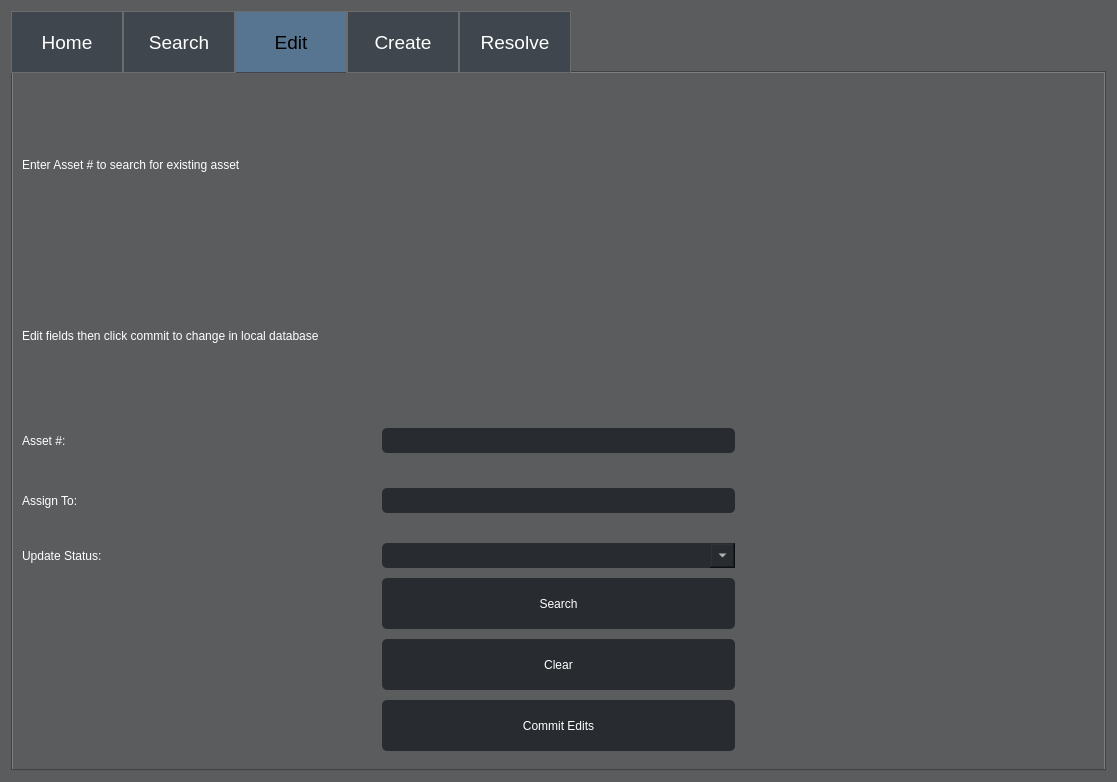
Capstone-RFID/Code, file ui/Admin_Level2_Access.ui: the form before one commit.
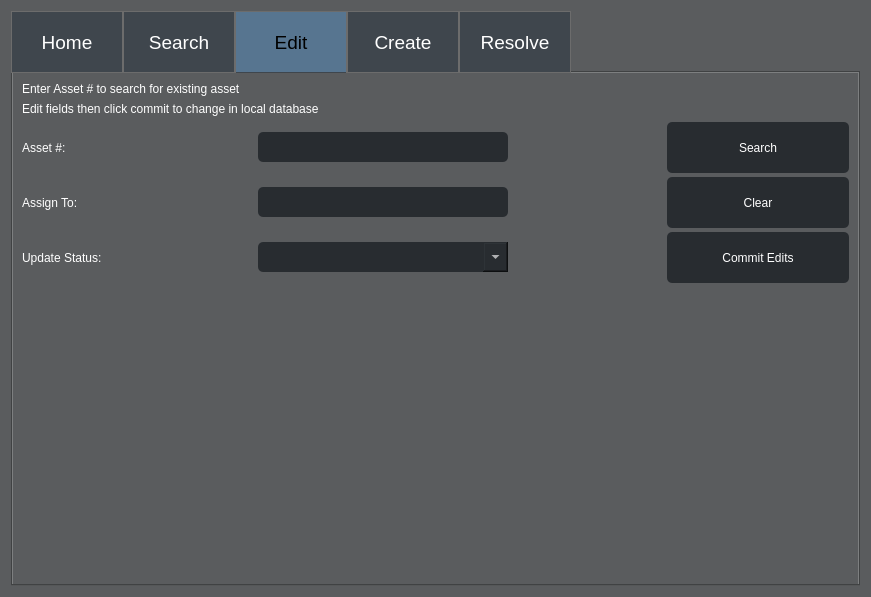
The form after the commit. The open tabs and pages were chosen to show the change.

```diff
--- a/ui/Admin_Level2_Access.ui
+++ b/ui/Admin_Level2_Access.ui
@@ -6,8 +6,8 @@
    <rect>
     <x>0</x>
     <y>0</y>
-    <width>1117</width>
-    <height>782</height>
+    <width>871</width>
+    <height>597</height>
    </rect>
   </property>
   <property name="windowTitle">
@@ -997,15 +997,15 @@
       <attribute name="title">
        <string>Edit</string>
       </attribute>
-      <layout class="QVBoxLayout" name="verticalLayout_9">
-       <item>
         <layout class="QVBoxLayout" name="verticalLayout_5">
          <item>
-          <layout class="QHBoxLayout" name="horizontalLayout_5">
-           <item>
-            <layout class="QVBoxLayout" name="verticalLayout_7">
-             <item>
               <widget class="QLabel" name="Edit_Prompt1_Label">
+         <property name="maximumSize">
+          <size>
+           <width>16777215</width>
+           <height>50</height>
+          </size>
+         </property>
                <property name="styleSheet">
                 <string notr="true">color: rgb(255, 255, 255);
 font: Bold 14pt &quot;MS Shell Dlg 2&quot;;</string>
@@ -1017,6 +1017,12 @@
              </item>
              <item>
               <widget class="QLabel" name="Edit_Prompt2_Label">
+         <property name="maximumSize">
+          <size>
+           <width>16777215</width>
+           <height>50</height>
+          </size>
+         </property>
                <property name="styleSheet">
                 <string notr="true">color: rgb(255, 255, 255);
 font: Bold 14pt &quot;MS Shell Dlg 2&quot;;</string>
@@ -1026,140 +1032,28 @@
                </property>
               </widget>
              </item>
-            </layout>
-           </item>
            <item>
-            <spacer name="horizontalSpacer_22">
-             <property name="orientation">
-              <enum>Qt::Horizontal</enum>
-             </property>
-             <property name="sizeHint" stdset="0">
-              <size>
-               <width>298</width>
-               <height>20</height>
-              </size>
-             </property>
-            </spacer>
-           </item>
-          </layout>
-         </item>
-         <item>
-          <layout class="QGridLayout" name="gridLayout_4">
-           <item row="0" column="0">
-            <layout class="QGridLayout" name="gridLayout_3">
-             <item row="0" column="0" rowspan="2">
-              <layout class="QGridLayout" name="gridLayout_2">
-               <item row="1" column="0">
-                <spacer name="horizontalSpacer_4">
-                 <property name="orientation">
-                  <enum>Qt::Horizontal</enum>
-                 </property>
-                 <property name="sizeHint" stdset="0">
-                  <size>
-                   <width>40</width>
-                   <height>25</height>
-                  </size>
-                 </property>
-                </spacer>
-               </item>
-               <item row="1" column="2">
-                <spacer name="horizontalSpacer_5">
-                 <property name="orientation">
-                  <enum>Qt::Horizontal</enum>
-                 </property>
-                 <property name="sizeHint" stdset="0">
-                  <size>
-                   <width>40</width>
-                   <height>25</height>
-                  </size>
-                 </property>
-                </spacer>
-               </item>
-               <item row="4" column="0">
-                <widget class="QLabel" name="Edit_Update_Status_Label">
+        <layout class="QGridLayout" name="gridLayout_2" rowstretch="0,0,0,0,0,0,0,0,0,0,0">
+         <property name="spacing">
+          <number>4</number>
+         </property>
+         <item row="2" column="3">
+          <widget class="QLabel" name="Edit_UI_Message_Prompt">
                  <property name="styleSheet">
                   <string notr="true">color: rgb(255, 255, 255);
-font: 12pt &quot;MS Shell Dlg 2&quot;;</string>
-                 </property>
-                 <property name="text">
-                  <string>Update Status:</string>
-                 </property>
-                </widget>
-               </item>
-               <item row="0" column="0">
-                <widget class="QLabel" name="Edit_Asset_Label">
-                 <property name="styleSheet">
-                  <string notr="true">color: rgb(255, 255, 255);
-font: 12pt &quot;MS Shell Dlg 2&quot;;</string>
-                 </property>
-                 <property name="text">
-                  <string>Asset #:</string>
-                 </property>
-                </widget>
-               </item>
-               <item row="3" column="2">
-                <spacer name="horizontalSpacer_15">
-                 <property name="orientation">
-                  <enum>Qt::Horizontal</enum>
-                 </property>
-                 <property name="sizeHint" stdset="0">
-                  <size>
-                   <width>40</width>
-                   <height>20</height>
-                  </size>
-                 </property>
-                </spacer>
-               </item>
-               <item row="3" column="0">
-                <spacer name="horizontalSpacer_14">
-                 <property name="orientation">
-                  <enum>Qt::Horizontal</enum>
-                 </property>
-                 <property name="sizeHint" stdset="0">
-                  <size>
-                   <width>40</width>
-                   <height>20</height>
-                  </size>
-                 </property>
-                </spacer>
-               </item>
-               <item row="5" column="0">
-                <spacer name="horizontalSpacer_16">
-                 <property name="orientation">
-                  <enum>Qt::Horizontal</enum>
-                 </property>
-                 <property name="sizeHint" stdset="0">
-                  <size>
-                   <width>40</width>
-                   <height>20</height>
-                  </size>
-                 </property>
-                </spacer>
-               </item>
-               <item row="0" column="2">
-                <widget class="QLineEdit" name="Edit_Asset_Field">
-                 <property name="minimumSize">
-                  <size>
-                   <width>0</width>
-                   <height>25</height>
-                  </size>
-                 </property>
-                 <property name="styleSheet">
-                  <string notr="true">color: rgb(255, 255, 255);
-background-color: #282c30;
-font: 12pt &quot;MS Shell Dlg 2&quot;;</string>
+font: 14pt &quot;MS Shell Dlg 2&quot;;</string>
                  </property>
                  <property name="text">
                   <string/>
                  </property>
                 </widget>
                </item>
-               <item row="4" column="2">
+         <item row="2" column="2">
                 <widget class="QComboBox" name="Edit_Update_Status_Dropdown">
                  <property name="minimumSize">
                   <size>
-                   <width>0</width>
-                   <height>25</height>
+             <width>250</width>
+             <height>30</height>
                   </size>
                  </property>
                  <property name="styleSheet">
@@ -1212,12 +1106,12 @@
                  </item>
                 </widget>
                </item>
-               <item row="2" column="2">
-                <widget class="QLineEdit" name="Edit_AssignTo_Field">
+         <item row="0" column="2">
+          <widget class="QLineEdit" name="Edit_Asset_Field">
                  <property name="minimumSize">
                   <size>
-                   <width>0</width>
-                   <height>25</height>
+             <width>250</width>
+             <height>30</height>
                   </size>
                  </property>
                  <property name="styleSheet">
@@ -1225,9 +1119,25 @@
 background-color: #282c30;
 font: 12pt &quot;MS Shell Dlg 2&quot;;</string>
                  </property>
-                </widget>
-               </item>
-               <item row="2" column="0">
+           <property name="text">
+            <string/>
+           </property>
+          </widget>
+         </item>
+         <item row="0" column="3">
+          <spacer name="horizontalSpacer_16">
+           <property name="orientation">
+            <enum>Qt::Horizontal</enum>
+           </property>
+           <property name="sizeHint" stdset="0">
+            <size>
+             <width>40</width>
+             <height>20</height>
+            </size>
+           </property>
+          </spacer>
+         </item>
+         <item row="1" column="0">
                 <widget class="QLabel" name="Edit_Assign_To_Label">
                  <property name="styleSheet">
                   <string notr="true">color: rgb(255, 255, 255);
@@ -1238,37 +1148,33 @@
                  </property>
                 </widget>
                </item>
-               <item row="5" column="2">
-                <widget class="QPushButton" name="Edit_Search_Button">
+         <item row="1" column="2">
+          <widget class="QLineEdit" name="Edit_AssignTo_Field">
                  <property name="minimumSize">
                   <size>
-                   <width>182</width>
-                   <height>51</height>
+             <width>250</width>
+             <height>30</height>
                   </size>
                  </property>
                  <property name="styleSheet">
-                  <string notr="true">QPushButton#Edit_Search_Button {
+            <string notr="true">color: rgb(255, 255, 255);
 background-color: #282c30;
-color: rgb(255, 255, 255);
-border-style: outset;
-font: 14pt &quot;MS Shell Dlg 2&quot;;
-min-width: 10em;
-padding: 6px;
-}
-QPushButton#Edit_Search_Button:pressed {
-background-color: #577590;
-    border-style: inset;
-}</string>
+font: 12pt &quot;MS Shell Dlg 2&quot;;</string>
+           </property>
+          </widget>
+         </item>
+         <item row="1" column="3">
+          <widget class="QLabel" name="Edit_UI_Message_Name_From_ID">
+           <property name="styleSheet">
+            <string notr="true">color: rgb(255, 255, 255);
+font: 12pt &quot;MS Shell Dlg 2&quot;;</string>
                  </property>
                  <property name="text">
-                  <string>Search</string>
-                 </property>
-                 <property name="default">
-                  <bool>false</bool>
+            <string/>
                  </property>
                 </widget>
                </item>
-               <item row="6" column="2">
+         <item row="1" column="5">
                 <widget class="QPushButton" name="Edit_Clear_Button">
                  <property name="minimumSize">
                   <size>
@@ -1295,7 +1201,37 @@
                  </property>
                 </widget>
                </item>
-               <item row="7" column="2">
+         <item row="0" column="5">
+          <widget class="QPushButton" name="Edit_Search_Button">
+           <property name="minimumSize">
+            <size>
+             <width>182</width>
+             <height>51</height>
+            </size>
+           </property>
+           <property name="styleSheet">
+            <string notr="true">QPushButton#Edit_Search_Button {
+background-color: #282c30;
+color: rgb(255, 255, 255);
+border-style: outset;
+font: 14pt &quot;MS Shell Dlg 2&quot;;
+min-width: 10em;
+padding: 6px;
+}
+QPushButton#Edit_Search_Button:pressed {
+background-color: #577590;
+    border-style: inset;
+}</string>
+           </property>
+           <property name="text">
+            <string>Search</string>
+           </property>
+           <property name="default">
+            <bool>false</bool>
+           </property>
+          </widget>
+         </item>
+         <item row="2" column="5">
                 <widget class="QPushButton" name="Edit_Commit_Edits_Button">
                  <property name="minimumSize">
                   <size>
@@ -1322,7 +1258,7 @@
                  </property>
                 </widget>
                </item>
-               <item row="4" column="5">
+         <item row="0" column="1">
                 <spacer name="horizontalSpacer_18">
                  <property name="orientation">
                   <enum>Qt::Horizontal</enum>
@@ -1335,35 +1271,42 @@
                  </property>
                 </spacer>
                </item>
-               <item row="6" column="5">
-                <widget class="QLabel" name="Edit_UI_Message_Prompt">
+         <item row="2" column="0">
+          <widget class="QLabel" name="Edit_Update_Status_Label">
                  <property name="styleSheet">
                   <string notr="true">color: rgb(255, 255, 255);
-font: 14pt &quot;MS Shell Dlg 2&quot;;</string>
+font: 12pt &quot;MS Shell Dlg 2&quot;;</string>
                  </property>
                  <property name="text">
-                  <string/>
+            <string>Update Status:</string>
                  </property>
                 </widget>
                </item>
-               <item row="2" column="5">
-                <widget class="QLabel" name="Edit_UI_Message_Name_From_ID">
+         <item row="0" column="0">
+          <widget class="QLabel" name="Edit_Asset_Label">
                  <property name="styleSheet">
                   <string notr="true">color: rgb(255, 255, 255);
 font: 12pt &quot;MS Shell Dlg 2&quot;;</string>
                  </property>
                  <property name="text">
-                  <string/>
+            <string>Asset #:</string>
                  </property>
                 </widget>
                </item>
               </layout>
              </item>
-            </layout>
-           </item>
-          </layout>
-         </item>
-        </layout>
+       <item>
+        <spacer name="verticalSpacer_10">
+         <property name="orientation">
+          <enum>Qt::Vertical</enum>
+         </property>
+         <property name="sizeHint" stdset="0">
+          <size>
+           <width>20</width>
+           <height>294</height>
+          </size>
+         </property>
+        </spacer>
        </item>
       </layout>
      </widget>
```
Left out of the diff: 699 changed lines with no effect on the pictures. Lines whose indentation alone changed are shown as unchanged.
